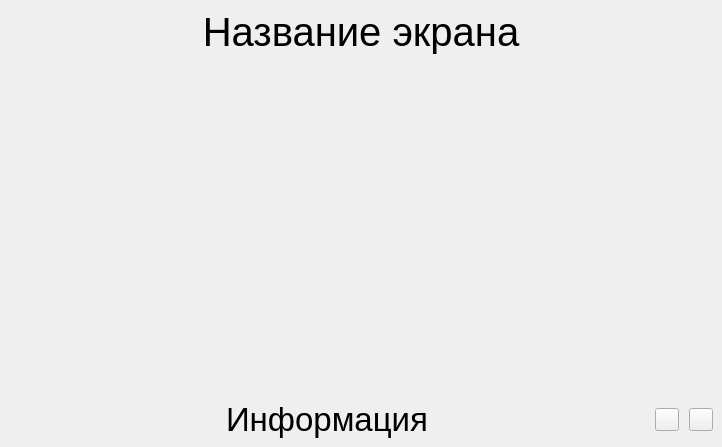
First picture: the form in app/abstractdialogpage.ui, repository VictoriaSin/ICPMonitor, before the edit.
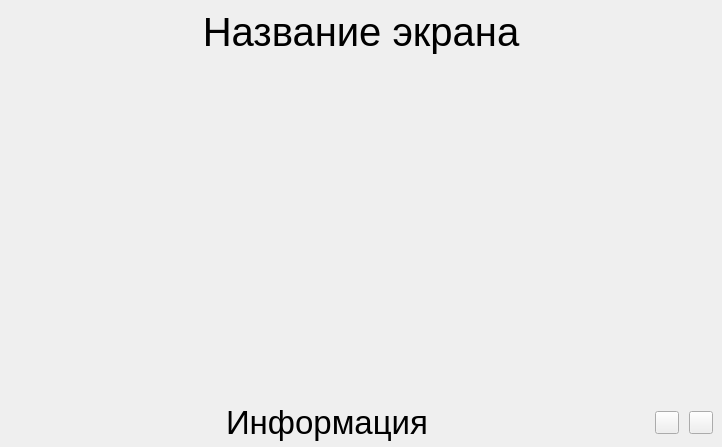
Second picture: the form after the edit. Icons and pictures are not drawn. Custom widgets are drawn as their Qt base class.

```diff
--- a/app/abstractdialogpage.ui
+++ b/app/abstractdialogpage.ui
@@ -122,13 +122,13 @@
       <number>9</number>
      </property>
      <property name="topMargin">
-      <number>9</number>
+      <number>6</number>
      </property>
      <property name="rightMargin">
       <number>9</number>
      </property>
      <property name="bottomMargin">
-      <number>9</number>
+      <number>6</number>
      </property>
      <item>
       <widget class="QLabel" name="infoLabel">
```
